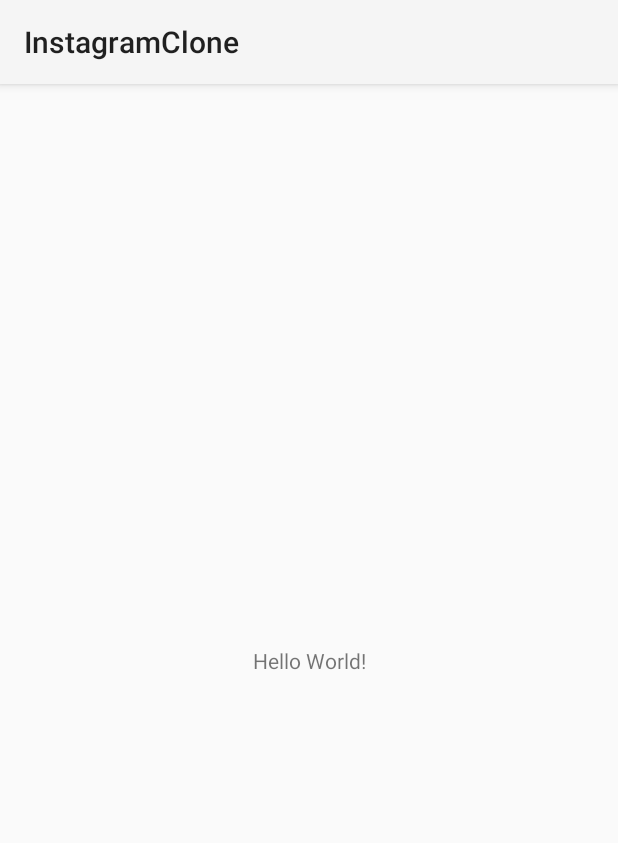
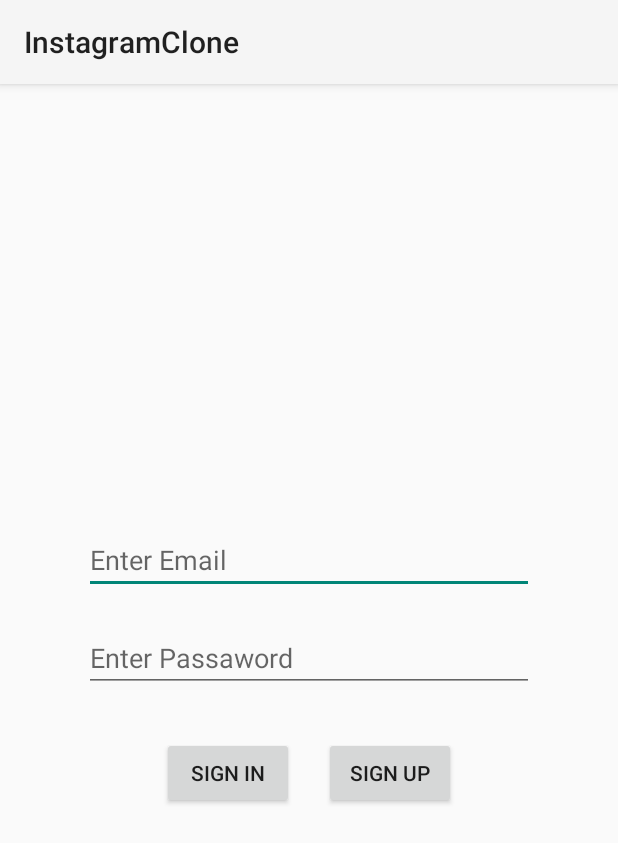
Before and after one commit to enesaks/AndroidCalismalarim, an Android app: the screen it shows after launch (MainActivity), on a phone screen of 412 x 824 dp. Shown: the top 843 px of the screen. Run offline under Robolectric (Android 15) with nearby library versions, the phone set to English and light mode, and no system bars; our stand-ins replace Firebase (no records; nobody signed in at launch, a user with empty details on screens opened directly).

Commit message:
InstagramClone

```diff
--- a/InstagramClone/app/src/main/java/com/enesaksu/instagramclone/MainActivity.java
+++ b/InstagramClone/app/src/main/java/com/enesaksu/instagramclone/MainActivity.java
@@ -1,14 +1,93 @@
     package com.enesaksu.instagramclone;
 
+    import androidx.annotation.NonNull;
     import androidx.appcompat.app.AppCompatActivity;
 
+    import android.content.Intent;
     import android.os.Bundle;
+    import android.view.View;
+    import android.widget.Button;
+    import android.widget.Toast;
+
+    import com.enesaksu.instagramclone.databinding.ActivityMainBinding;
+    import com.google.android.gms.tasks.OnCompleteListener;
+    import com.google.android.gms.tasks.OnFailureListener;
+    import com.google.android.gms.tasks.OnSuccessListener;
+    import com.google.android.gms.tasks.Task;
+    import com.google.firebase.auth.AuthResult;
+    import com.google.firebase.auth.FirebaseAuth;
+    import com.google.firebase.auth.FirebaseAuthSettings;
+    import com.google.firebase.auth.FirebaseUser;
 
     public class MainActivity extends AppCompatActivity {
+
+        private ActivityMainBinding binding;
+        private FirebaseAuth mAuth;
+        private String email,passaword;
 
         @Override
         protected void onCreate(Bundle savedInstanceState) {
             super.onCreate(savedInstanceState);
-        setContentView(R.layout.activity_main);
+            binding = ActivityMainBinding.inflate(getLayoutInflater());
+            View view = binding.getRoot();
+            setContentView(view);
+
+            mAuth = FirebaseAuth.getInstance();
+            FirebaseUser currentUser = mAuth.getCurrentUser();
+
+            if(currentUser != null){
+                currentUser.reload();
+                Intent intent = new Intent(MainActivity.this,FeedActivity.class);
+                startActivity(intent);
+                finish();
+            }
+
+
+
+        }
+
+        public void signin(View view){
+            email = binding.edtEmail.getText().toString();
+            passaword = binding.edtPassaword.getText().toString();
+
+            mAuth.signInWithEmailAndPassword(email,passaword).addOnCompleteListener(this, new OnCompleteListener<AuthResult>() {
+                @Override
+                public void onComplete(@NonNull Task<AuthResult> task) {
+                    Intent intent = new Intent(MainActivity.this,FeedActivity.class);
+                    startActivity(intent);
+                    finish();
+                }
+            }).addOnFailureListener(new OnFailureListener() {
+                @Override
+                public void onFailure(@NonNull Exception e) {
+                    Toast.makeText(MainActivity.this, e.getLocalizedMessage(), Toast.LENGTH_LONG).show();
+                }
+            });
+
+
+
+
+        }
+        public void signup(View view){
+
+            email = binding.edtEmail.getText().toString();
+            passaword = binding.edtPassaword.getText().toString();
+
+
+            mAuth.createUserWithEmailAndPassword(email,passaword).addOnSuccessListener(this,new OnSuccessListener<AuthResult>() {
+                @Override
+                public void onSuccess(AuthResult authResult) {
+                    Intent intent = new Intent(MainActivity.this,FeedActivity.class);
+                    startActivity(intent);
+                    finish();
+
+                }
+            }).addOnFailureListener(this,new OnFailureListener() {
+                @Override
+                public void onFailure(@NonNull Exception e) {
+                    Toast.makeText(MainActivity.this, e.getLocalizedMessage(), Toast.LENGTH_LONG).show();
+                }
+            });
+
         }
     }
--- a/InstagramClone/app/src/main/res/layout/activity_main.xml
+++ b/InstagramClone/app/src/main/res/layout/activity_main.xml
@@ -1,18 +1,65 @@
 <?xml version="1.0" encoding="utf-8"?>
-<androidx.constraintlayout.widget.ConstraintLayout xmlns:android="http://schemas.android.com/apk/res/android"
+<LinearLayout
+    xmlns:android="http://schemas.android.com/apk/res/android"
     xmlns:app="http://schemas.android.com/apk/res-auto"
     xmlns:tools="http://schemas.android.com/tools"
     android:layout_width="match_parent"
     android:layout_height="match_parent"
+    android:orientation="vertical"
+    android:gravity="center"
     tools:context=".MainActivity">
 
-    <TextView
+    <LinearLayout
         android:layout_width="wrap_content"
         android:layout_height="wrap_content"
-        android:text="Hello World!"
-        app:layout_constraintBottom_toBottomOf="parent"
-        app:layout_constraintEnd_toEndOf="parent"
-        app:layout_constraintStart_toStartOf="parent"
-        app:layout_constraintTop_toTopOf="parent" />
+        android:orientation="vertical"
+        android:layout_margin="10dp"
+        android:gravity="center">
 
-</androidx.constraintlayout.widget.ConstraintLayout>
+    <EditText
+        android:id="@+id/edtEmail"
+        android:layout_width="300dp"
+        android:layout_height="wrap_content"
+        android:layout_margin="10dp"
+        android:ems="10"
+        android:hint="Enter Email"
+        android:inputType="textEmailAddress" />
+
+    <EditText
+        android:id="@+id/edtPassaword"
+        android:layout_width="300dp"
+        android:layout_margin="10dp"
+        android:layout_height="wrap_content"
+        android:ems="10"
+        android:hint="Enter Passaword"
+        android:inputType="numberPassword" />
+
+    </LinearLayout>
+
+    <LinearLayout
+        android:layout_width="wrap_content"
+        android:layout_height="wrap_content"
+        android:layout_gravity="center"
+        android:orientation="horizontal">
+
+
+        <Button
+            android:id="@+id/signinbtn"
+            android:layout_width="wrap_content"
+            android:layout_height="wrap_content"
+            android:layout_margin="10dp"
+            android:layout_weight="1"
+            android:onClick="signin"
+            android:text="SIGN IN" />
+
+        <Button
+            android:id="@+id/sigiupbtn"
+            android:layout_width="wrap_content"
+            android:layout_height="wrap_content"
+            android:layout_margin="10dp"
+            android:layout_weight="1"
+            android:onClick="signup"
+            android:text="SIGN UP" />
+    </LinearLayout>
+
+</LinearLayout>
--- /dev/null
+++ b/InstagramClone/app/src/main/res/menu/option_menu.xml
@@ -0,0 +1,6 @@
+<?xml version="1.0" encoding="utf-8"?>
+<menu xmlns:android="http://schemas.android.com/apk/res/android">
+    <item android:id="@+id/addPost" android:title="Add Post"/>
+    <item android:id="@+id/exit" android:title="Sing Out"/>
+
+</menu>
```
Also changed, not shown: InstagramClone/app/build.gradle (+11 -0 lines), InstagramClone/app/src/main/AndroidManifest.xml (+8 -0 lines), InstagramClone/app/src/main/java/com/enesaksu/instagramclone/FeedActivity.java (added, +56 -0 lines), InstagramClone/app/src/main/java/com/enesaksu/instagramclone/UploadActivity.java (added, +58 -0 lines), InstagramClone/app/src/main/res/layout/activity_feed.xml (added, +15 -0 lines), InstagramClone/app/src/main/res/layout/activity_upload.xml (added, +37 -0 lines), InstagramClone/build.gradle (+6 -1 lines), InstagramClone/app/src/main/res/drawable/selectimg.png (added). Lines whose indentation alone changed are shown as unchanged.
